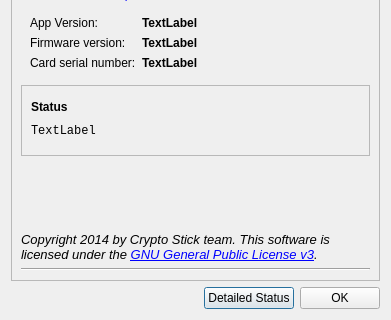
First picture: the form in aboutdialog.ui, repository Nitrokey/nitrokey-app, before the edit; both pictures show x 0 to 391 and y 146 to 466 of the 391 by 466 pixel window.
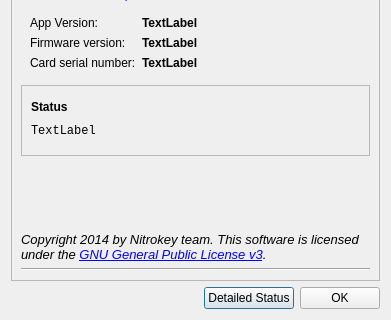
Second picture: the form after the edit. Icons and pictures are not drawn.

Commit message: Crypto Stick -> Nitrokey

What changed in the file:
```diff
--- a/aboutdialog.ui
+++ b/aboutdialog.ui
@@ -258,7 +258,7 @@
       <item>
        <widget class="QLabel" name="AboutLabel_2">
         <property name="text">
-         <string>&lt;html&gt;&lt;head/&gt;&lt;body&gt;&lt;p&gt;&lt;span style=&quot; font-size:10pt; font-style:italic;&quot;&gt;Copyright 2014 by Crypto Stick team. This software is licensed under the &lt;/span&gt;&lt;a href=&quot;https://www.gnu.org/licenses/&quot;&gt;&lt;span style=&quot; font-size:10pt; font-style:italic; text-decoration: underline; color:#0000ff;&quot;&gt;GNU General Public License v3&lt;/span&gt;&lt;/a&gt;&lt;span style=&quot; font-size:10pt; font-style:italic;&quot;&gt;.&lt;/span&gt;&lt;/p&gt;&lt;/body&gt;&lt;/html&gt;</string>
+         <string>&lt;html&gt;&lt;head/&gt;&lt;body&gt;&lt;p&gt;&lt;span style=&quot; font-size:10pt; font-style:italic;&quot;&gt;Copyright 2014 by Nitrokey team. This software is licensed under the &lt;/span&gt;&lt;a href=&quot;https://www.gnu.org/licenses/&quot;&gt;&lt;span style=&quot; font-size:10pt; font-style:italic; text-decoration: underline; color:#0000ff;&quot;&gt;GNU General Public License v3&lt;/span&gt;&lt;/a&gt;&lt;span style=&quot; font-size:10pt; font-style:italic;&quot;&gt;.&lt;/span&gt;&lt;/p&gt;&lt;/body&gt;&lt;/html&gt;</string>
         </property>
         <property name="alignment">
          <set>Qt::AlignLeading|Qt::AlignLeft|Qt::AlignTop</set>
```
The commit also changes 48 other files.
